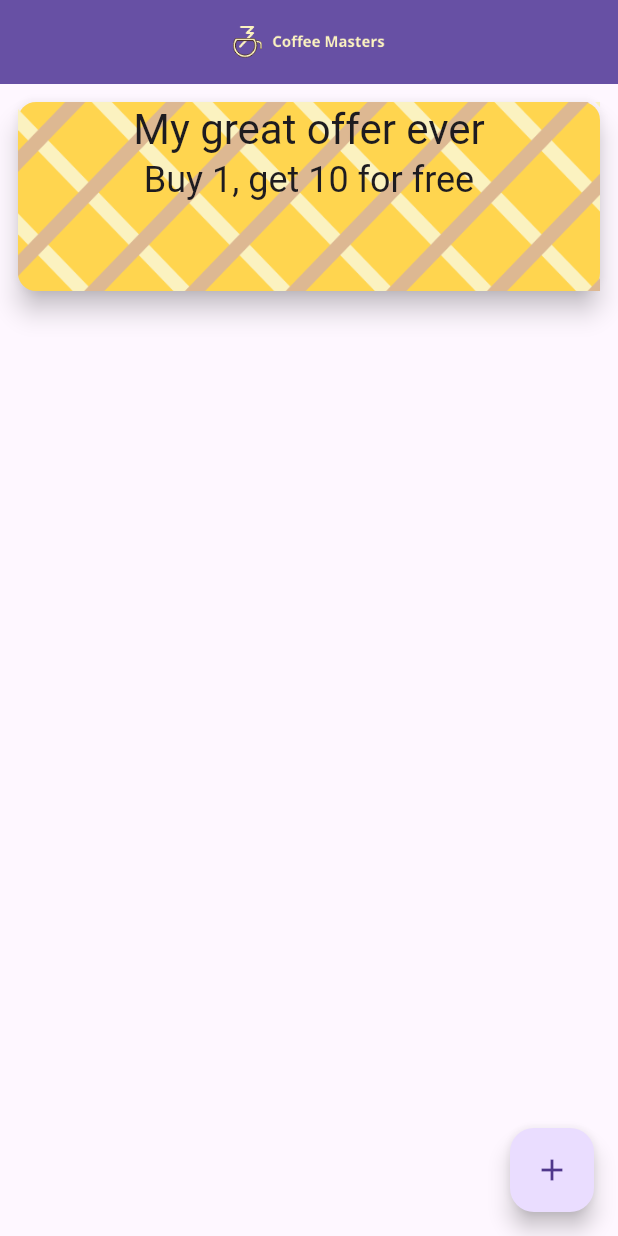
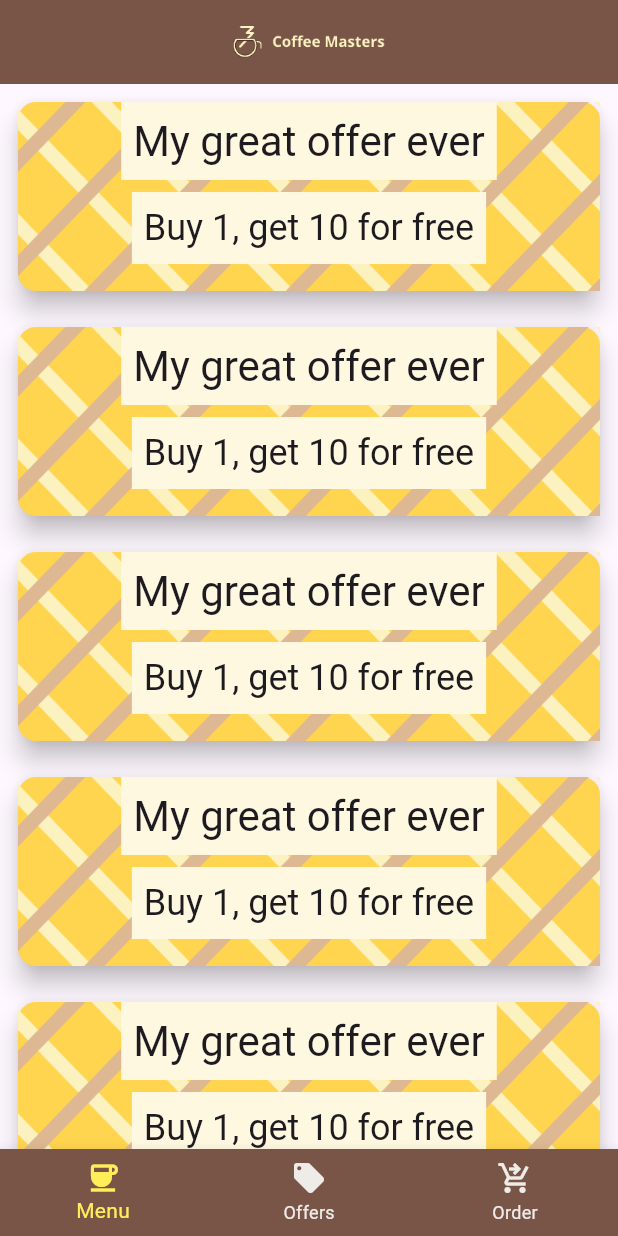
Before and after one commit to Alina-02/coffee_masters, a Flutter app: the screen it shows after launch, on a phone screen of 412 x 824 dp. Run offline on Flutter 3.47's test engine with Material 3 defaults, Android fonts, the phone set to English and light mode, and no system bars.

Commit message:
bottom bar

```diff
--- a/lib/main.dart
+++ b/lib/main.dart
@@ -13,7 +13,7 @@ class MyApp extends StatelessWidget {
   Widget build(BuildContext context) {
     return MaterialApp(
       title: 'Coffee Masters',
-      theme: ThemeData(primarySwatch: Colors.brown),
+      theme: ThemeData(primaryColor: Colors.brown, primarySwatch: Colors.brown),
       home: const MyHomePage(),
     );
   }
@@ -41,27 +41,35 @@ class MyHomePage extends StatefulWidget {
 }
 
 class _MyHomePageState extends State<MyHomePage> {
-  int _counter = 0;
-
-  void _incrementCounter() {
-    setState(() {
-      _counter++;
-    });
-  }
-
   @override
   Widget build(BuildContext context) {
+    var selectedIndex = 0;
     return Scaffold(
       appBar: AppBar(
-        backgroundColor: Theme.of(context).colorScheme.primary,
+        backgroundColor: Theme.of(context).primaryColor,
         title: Center(child: Image.asset("images/logo.png")),
       ),
+      bottomNavigationBar: BottomNavigationBar(
+        currentIndex: selectedIndex,
+        onTap: (newIndex) {
+          selectedIndex = newIndex;
+        },
+        backgroundColor: Theme.of(context).primaryColor,
+        selectedItemColor: Colors.yellow.shade400,
+        unselectedItemColor: Colors.brown.shade50,
+        items: [
+          BottomNavigationBarItem(label: "Menu", icon: Icon(Icons.coffee)),
+          BottomNavigationBarItem(
+            label: "Offers",
+            icon: Icon(Icons.local_offer),
+          ),
+          BottomNavigationBarItem(
+            label: "Order",
+            icon: Icon(Icons.shopping_cart_checkout_outlined),
+          ),
+        ],
+      ),
       body: OffersPage(),
-      floatingActionButton: FloatingActionButton(
-        onPressed: _incrementCounter,
-        tooltip: 'Increment',
-        child: const Icon(Icons.add),
-      ),
     );
   }
 }
--- a/lib/offerspage.dart
+++ b/lib/offerspage.dart
@@ -5,9 +5,33 @@ class OffersPage extends StatelessWidget {
 
   @override
   Widget build(BuildContext context) {
-    return Offer(
+    return ListView(
+      children: [
+        Offer(
           title: "My great offer ever",
           description: "Buy 1, get 10 for free",
+        ),
+        Offer(
+          title: "My great offer ever",
+          description: "Buy 1, get 10 for free",
+        ),
+        Offer(
+          title: "My great offer ever",
+          description: "Buy 1, get 10 for free",
+        ),
+        Offer(
+          title: "My great offer ever",
+          description: "Buy 1, get 10 for free",
+        ),
+        Offer(
+          title: "My great offer ever",
+          description: "Buy 1, get 10 for free",
+        ),
+        Offer(
+          title: "My great offer ever",
+          description: "Buy 1, get 10 for free",
+        ),
+      ],
     );
   }
 }
@@ -36,15 +60,30 @@ class Offer extends StatelessWidget {
             child: Column(
               children: [
                 Center(
+                  child: Container(
+                    color: Colors.amber.shade50,
+                    child: Padding(
+                      padding: const EdgeInsets.all(8.0),
                       child: Text(
                         title,
                         style: Theme.of(context).textTheme.headlineMedium,
                       ),
                     ),
-                Center(
+                  ),
+                ),
+                Padding(
+                  padding: const EdgeInsets.all(8.0),
+                  child: Center(
+                    child: Container(
+                      color: Colors.amber.shade50,
+                      child: Padding(
+                        padding: const EdgeInsets.all(8.0),
                         child: Text(
                           description,
                           style: Theme.of(context).textTheme.headlineSmall,
+                        ),
+                      ),
+                    ),
                   ),
                 ),
               ],
```
Lines whose indentation alone changed are shown as unchanged.
